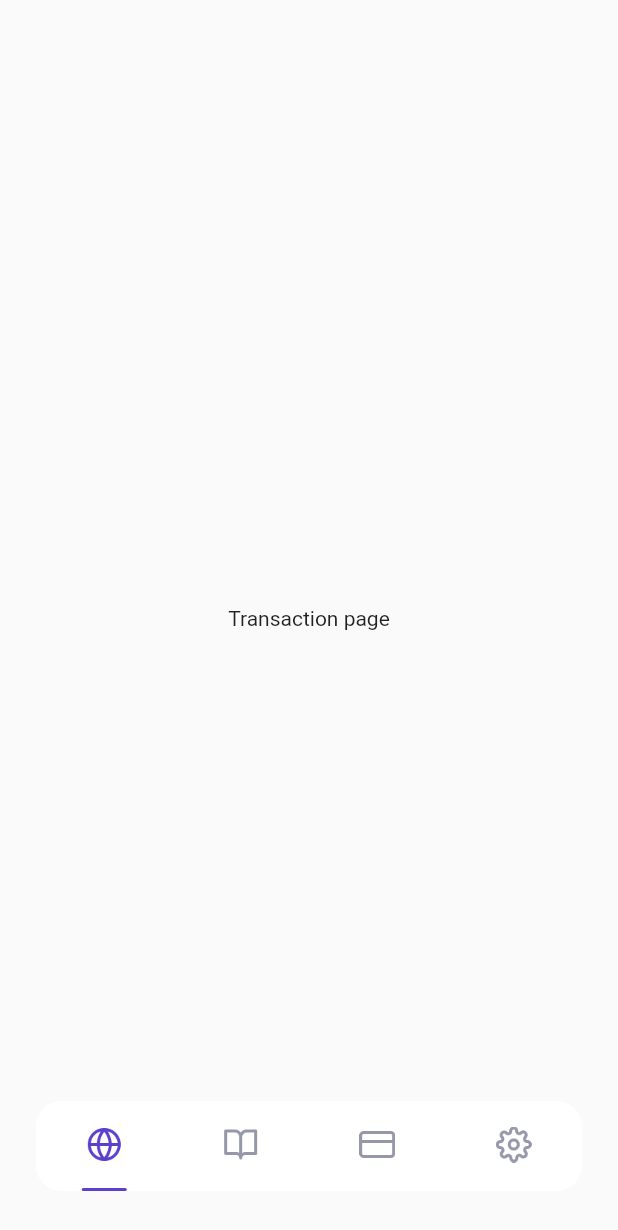
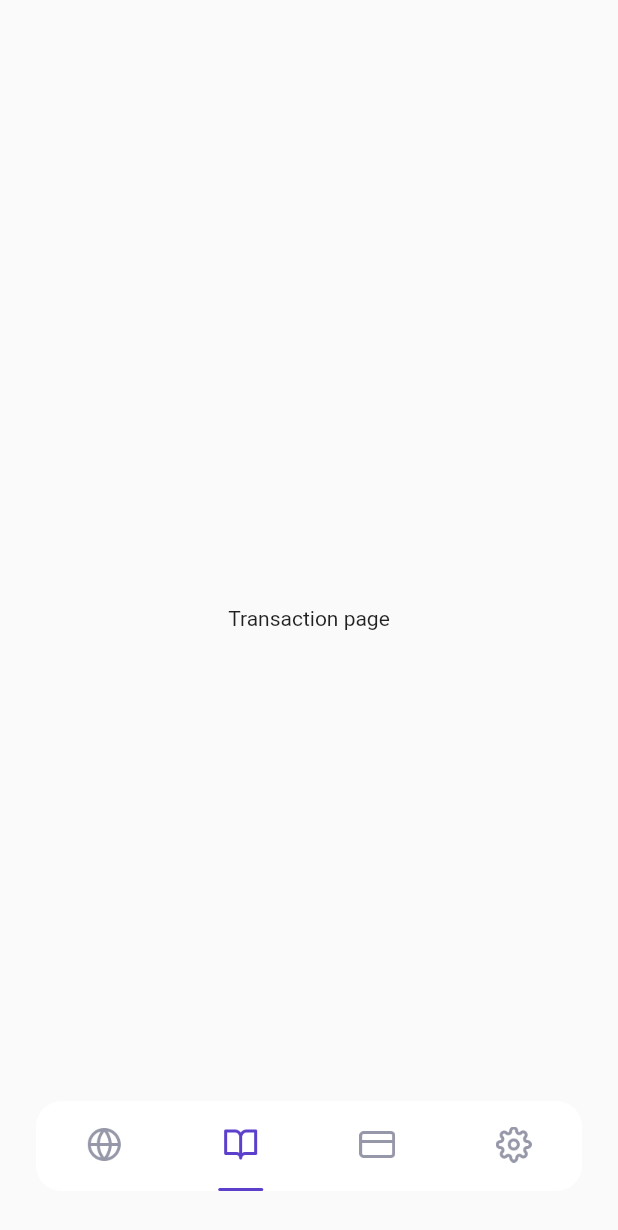
Before and after one commit to adityamputra27/flutter-airplane, a Flutter app: the MainPage screen opened by its route, item 2 of the bottom bar chosen, on a phone screen of 412 x 824 dp. Shown: the top 1230 px of the screen. Run offline on Flutter 3.47's test engine with Material 2 defaults, Android fonts, the phone set to English and light mode, and no system bars; our stand-ins replace bloc, flutter_bloc, google_fonts.

Commit message:
fix: change state from params for custom_bottom_navigation_item

```diff
--- a/lib/cubit/page_cubit.dart
+++ b/lib/cubit/page_cubit.dart
@@ -1,4 +1,4 @@
-import 'package:flutter_bloc/flutter_bloc.dart';
+import 'package:bloc/bloc.dart';
 
 class PageCubit extends Cubit<int> {
   PageCubit() : super(0);
--- a/lib/ui/pages/main_page.dart
+++ b/lib/ui/pages/main_page.dart
@@ -28,7 +28,7 @@ class MainPage extends StatelessWidget {
       }
     }
 
-    Widget customButtonNavigation() {
+    Widget customButtonNavigation(int currentIndex) {
       return Align(
         alignment: Alignment.bottomCenter,
         child: Container(
@@ -45,21 +45,25 @@ class MainPage extends StatelessWidget {
           ),
           child: Row(
             mainAxisAlignment: MainAxisAlignment.spaceAround,
-            children: const [
+            children: [
               CustomBottomNavigationItem(
                 imageUrl: 'assets/icon_home.png',
+                currentIndex: currentIndex,
                 index: 0,
               ),
               CustomBottomNavigationItem(
                 imageUrl: 'assets/icon_booking.png',
+                currentIndex: currentIndex,
                 index: 1,
               ),
               CustomBottomNavigationItem(
                 imageUrl: 'assets/icon_card.png',
+                currentIndex: currentIndex,
                 index: 2,
               ),
               CustomBottomNavigationItem(
                 imageUrl: 'assets/icon_settings.png',
+                currentIndex: currentIndex,
                 index: 3,
               ),
             ],
@@ -75,7 +79,7 @@ class MainPage extends StatelessWidget {
           body: Stack(
             children: [
               buildContent(currentIndex),
-              customButtonNavigation(),
+              customButtonNavigation(currentIndex),
             ],
           ),
         );
--- a/lib/ui/widgets/custom_bottom_navigation_item.dart
+++ b/lib/ui/widgets/custom_bottom_navigation_item.dart
@@ -5,10 +5,12 @@ import '../../shared/theme.dart';
 
 class CustomBottomNavigationItem extends StatelessWidget {
   final String imageUrl;
+  final int currentIndex;
   final int index;
 
   const CustomBottomNavigationItem({
     Key? key,
+    required this.currentIndex,
     required this.imageUrl,
     required this.index,
   }) : super(key: key);
@@ -27,17 +29,13 @@ class CustomBottomNavigationItem extends StatelessWidget {
             imageUrl,
             width: 24,
             height: 24,
-            color: context.read<PageCubit>().state == index
-                ? kPrimaryColor
-                : kGreyColor,
+            color: currentIndex == index ? kPrimaryColor : kGreyColor,
           ),
           Container(
             width: 30,
             height: 2,
             decoration: BoxDecoration(
-              color: context.read<PageCubit>().state == index
-                  ? kPrimaryColor
-                  : kTransparentColor,
+              color: currentIndex == index ? kPrimaryColor : kTransparentColor,
               borderRadius: BorderRadius.circular(defaultRadius),
             ),
           ),
```
